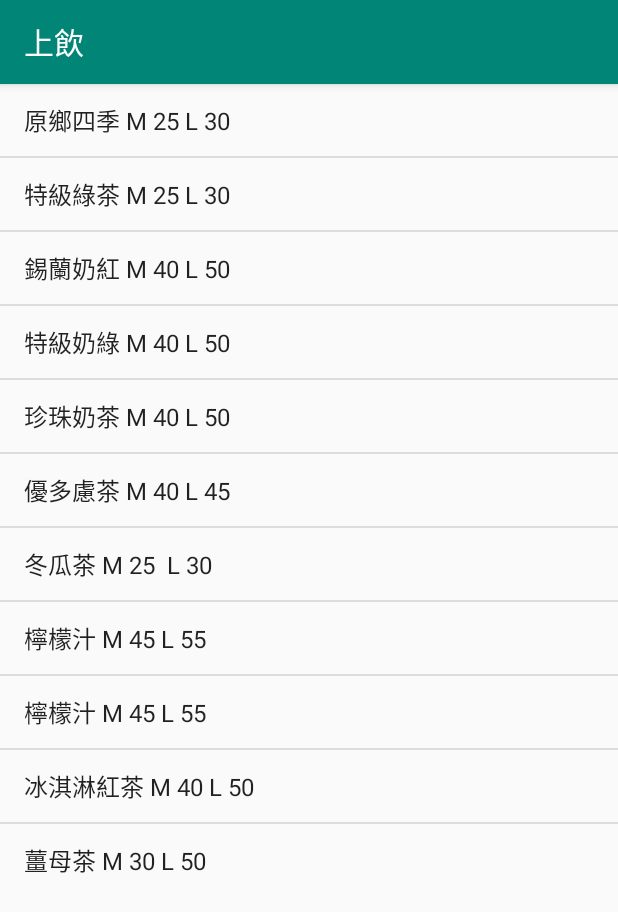
After one commit to Gabe105502521/drink, an Android app: the drinkActivity screen opened directly, with no data from a screen before it, on a phone screen of 412 x 824 dp. The commit adds this screen. Shown: the top 912 px of the screen. Run offline under Robolectric (Android 15) with nearby library versions, the phone set to English and light mode, and no system bars.

Commit message:
第二次按列表會造成crash，做了點修正(cnt) 列表點選店名後顯示飲料，選擇飲料能選M、L

```diff
--- a/app/src/main/AndroidManifest.xml
+++ b/app/src/main/AndroidManifest.xml
@@ -48,7 +48,8 @@
                 android:value="com.example.gabe.MainActivity" />
         </activity>
         <activity android:name=".ListActivity" />
-        <activity android:name=".makerActivity"></activity>
+        <activity android:name=".makerActivity" />
+        <activity android:name=".drinkActivity"></activity>
     </application>
 
 </manifest>
--- /dev/null
+++ b/app/src/main/java/com/example/gabe/drinkActivity.java
@@ -0,0 +1,49 @@
+package com.example.gabe;
+
+import android.app.AlertDialog;
+import android.content.Context;
+import android.content.DialogInterface;
+import android.support.v7.app.AppCompatActivity;
+import android.os.Bundle;
+import android.view.View;
+import android.widget.AdapterView;
+import android.widget.ArrayAdapter;
+import android.widget.ListAdapter;
+import android.widget.ListView;
+import android.widget.SimpleAdapter;
+import android.widget.Toast;
+
+public class drinkActivity extends AppCompatActivity {
+    public String[] str = {"原鄉四季 M 25 L 30","特級綠茶 M 25 L 30","錫蘭奶紅 M 40 L 50","特級奶綠 M 40 L 50","珍珠奶茶 M 40 L 50","優多慮茶 M 40 L 45","冬瓜茶 M 25  L 30","檸檬汁 M 45 L 55","檸檬汁 M 45 L 55 ","冰淇淋紅茶 M 40 L 50","薑母茶 M 30 L 50"};
+
+    @Override
+    protected void onCreate(Bundle savedInstanceState) {
+        super.onCreate(savedInstanceState);
+        setContentView(R.layout.activity_drink);
+        ListView listview = (ListView) findViewById(R.id.drinkList);
+        ArrayAdapter adapter = new ArrayAdapter<String>(drinkActivity.this,
+                android.R.layout.simple_list_item_1,
+                str);
+        listview.setAdapter(adapter);
+        listview.setOnItemClickListener(onClickListView);       //指定事件 Method
+    }
+    private AdapterView.OnItemClickListener onClickListView = new AdapterView.OnItemClickListener(){
+        @Override
+        public void onItemClick(AdapterView<?> parent, View view, int position, long id) {
+            new AlertDialog.Builder(drinkActivity.this)
+                    .setTitle("選大小")
+                    .setPositiveButton("M", new DialogInterface.OnClickListener() {
+                        @Override
+                        public void onClick(DialogInterface dialog, int which) {
+                            Toast.makeText(drinkActivity.this,"已加入購物車",Toast.LENGTH_SHORT).show();
+                        }
+                    }).setNegativeButton("L", new DialogInterface.OnClickListener() {
+                @Override
+                public void onClick(DialogInterface dialog, int which) {
+                    Toast.makeText(drinkActivity.this,"已加入購物車",Toast.LENGTH_SHORT).show();
+                }
+            }).show();
+        }
+
+    };
+}
--- /dev/null
+++ b/app/src/main/res/layout/activity_drink.xml
@@ -0,0 +1,16 @@
+<?xml version="1.0" encoding="utf-8"?>
+<android.support.constraint.ConstraintLayout xmlns:android="http://schemas.android.com/apk/res/android"
+    xmlns:app="http://schemas.android.com/apk/res-auto"
+    xmlns:tools="http://schemas.android.com/tools"
+    android:layout_width="match_parent"
+    android:layout_height="match_parent"
+    tools:context=".drinkActivity">
+
+    <ListView
+        android:id="@+id/drinkList"
+        android:layout_width="match_parent"
+        android:layout_height="wrap_content"
+        app:layout_constraintTop_toTopOf="parent"
+        app:layout_constraintLeft_toLeftOf="parent"/>
+
+</android.support.constraint.ConstraintLayout>
```
Also changed, not shown: app/src/main/java/com/example/gabe/ListActivity.java (+11 -5 lines), app/src/main/java/com/example/gabe/fetchData.java (+16 -9 lines).
